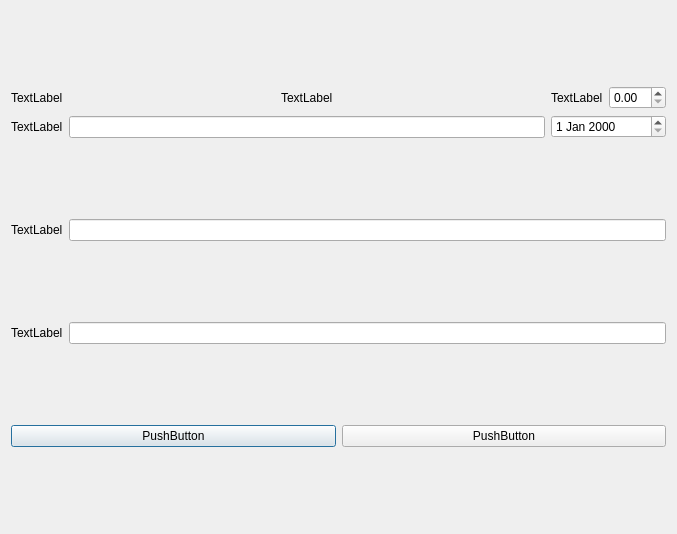
Old version of the form Python/QtCreateProjectPage2Dialog.ui in the repository foxking0416/HuachunDailyReport2024.
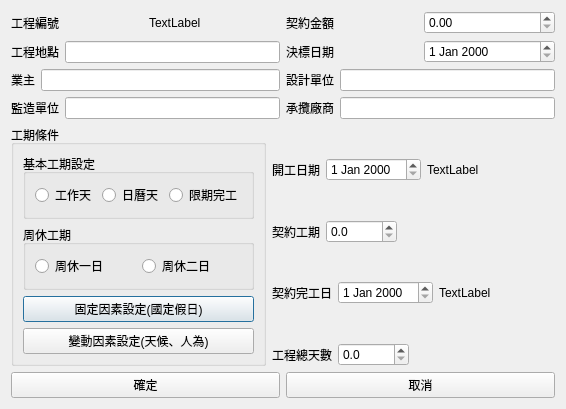
New version of the form.

```diff
--- a/Python/QtCreateProjectPage2Dialog.ui
+++ b/Python/QtCreateProjectPage2Dialog.ui
@@ -6,8 +6,8 @@
    <rect>
     <x>0</x>
     <y>0</y>
-    <width>677</width>
-    <height>534</height>
+    <width>566</width>
+    <height>367</height>
    </rect>
   </property>
   <property name="windowTitle">
@@ -23,7 +23,7 @@
          <item>
           <widget class="QLabel" name="label_5">
            <property name="text">
-            <string>TextLabel</string>
+            <string>工程編號</string>
            </property>
           </widget>
          </item>
@@ -41,12 +41,40 @@
          <item>
           <widget class="QLabel" name="label_4">
            <property name="text">
-            <string>TextLabel</string>
+            <string>工程地點</string>
            </property>
           </widget>
          </item>
          <item>
-          <widget class="QLineEdit" name="lineEdit"/>
+          <widget class="QLineEdit" name="qtLocationLineEdit"/>
+         </item>
+        </layout>
+       </item>
+       <item>
+        <layout class="QHBoxLayout" name="horizontalLayout_9">
+         <item>
+          <widget class="QLabel" name="label_7">
+           <property name="text">
+            <string>業主</string>
+           </property>
+          </widget>
+         </item>
+         <item>
+          <widget class="QLineEdit" name="qtOwnerLineEdit"/>
+         </item>
+        </layout>
+       </item>
+       <item>
+        <layout class="QHBoxLayout" name="horizontalLayout_10">
+         <item>
+          <widget class="QLabel" name="label_8">
+           <property name="text">
+            <string>監造單位</string>
+           </property>
+          </widget>
+         </item>
+         <item>
+          <widget class="QLineEdit" name="lineEdit_5"/>
          </item>
         </layout>
        </item>
@@ -59,7 +87,7 @@
          <item>
           <widget class="QLabel" name="label_6">
            <property name="text">
-            <string>TextLabel</string>
+            <string>契約金額</string>
            </property>
           </widget>
          </item>
@@ -70,11 +98,46 @@
        </item>
        <item>
         <layout class="QHBoxLayout" name="horizontalLayout_8">
+         <item>
+          <widget class="QLabel" name="label_11">
+           <property name="text">
+            <string>決標日期</string>
+           </property>
+          </widget>
+         </item>
          <item>
           <widget class="QDateEdit" name="dateEdit"/>
          </item>
         </layout>
        </item>
+       <item>
+        <layout class="QHBoxLayout" name="horizontalLayout_11">
+         <item>
+          <widget class="QLabel" name="label_9">
+           <property name="text">
+            <string>設計單位</string>
+           </property>
+          </widget>
+         </item>
+         <item>
+          <widget class="QLineEdit" name="qtDesignerLineEdit"/>
+         </item>
+        </layout>
+       </item>
+       <item>
+        <layout class="QHBoxLayout" name="horizontalLayout_12">
+         <item>
+          <widget class="QLabel" name="label_10">
+           <property name="text">
+            <string>承攬廠商</string>
+           </property>
+          </widget>
+         </item>
+         <item>
+          <widget class="QLineEdit" name="lineEdit_7"/>
+         </item>
+        </layout>
+       </item>
       </layout>
      </item>
     </layout>
@@ -82,28 +145,220 @@
    <item>
     <layout class="QHBoxLayout" name="horizontalLayout_2">
      <item>
-      <widget class="QLabel" name="label_2">
-       <property name="text">
-        <string>TextLabel</string>
+      <widget class="QGroupBox" name="groupBox">
+       <property name="title">
+        <string>工期條件</string>
        </property>
+       <layout class="QVBoxLayout" name="verticalLayout_5">
+        <item>
+         <widget class="QGroupBox" name="groupBox_2">
+          <property name="title">
+           <string>基本工期設定</string>
+          </property>
+          <layout class="QHBoxLayout" name="horizontalLayout_17">
+           <item>
+            <widget class="QRadioButton" name="qtWorkingDayRadioButton">
+             <property name="text">
+              <string>工作天</string>
+             </property>
+            </widget>
+           </item>
+           <item>
+            <widget class="QRadioButton" name="qtCalendarDayRadioButton">
+             <property name="text">
+              <string>日曆天</string>
+             </property>
+            </widget>
+           </item>
+           <item>
+            <widget class="QRadioButton" name="qtFixedDeadlineRadioButton">
+             <property name="text">
+              <string>限期完工</string>
+             </property>
+            </widget>
+           </item>
+          </layout>
+         </widget>
+        </item>
+        <item>
+         <widget class="QGroupBox" name="groupBox_3">
+          <property name="title">
+           <string>周休工期</string>
+          </property>
+          <layout class="QHBoxLayout" name="horizontalLayout_16">
+           <item>
+            <widget class="QRadioButton" name="qtOneDayOffRadioButton">
+             <property name="text">
+              <string>周休一日</string>
+             </property>
+            </widget>
+           </item>
+           <item>
+            <widget class="QRadioButton" name="qtTwoDayOffRadioButton">
+             <property name="text">
+              <string>周休二日</string>
+             </property>
+            </widget>
+           </item>
+          </layout>
+         </widget>
+        </item>
+        <item>
+         <widget class="QPushButton" name="qtConstantConditionSettingPushButton">
+          <property name="text">
+           <string>固定因素設定(國定假日)</string>
+          </property>
+         </widget>
+        </item>
+        <item>
+         <widget class="QPushButton" name="qtVariableConditionSettingPushButton">
+          <property name="text">
+           <string>變動因素設定(天候、人為)</string>
+          </property>
+         </widget>
+        </item>
+       </layout>
       </widget>
      </item>
      <item>
-      <widget class="QLineEdit" name="lineEdit_2"/>
-     </item>
-    </layout>
-   </item>
-   <item>
-    <layout class="QHBoxLayout" name="horizontalLayout_3">
-     <item>
-      <widget class="QLabel" name="label_3">
-       <property name="text">
-        <string>TextLabel</string>
-       </property>
-      </widget>
-     </item>
-     <item>
-      <widget class="QLineEdit" name="lineEdit_3"/>
+      <layout class="QVBoxLayout" name="verticalLayout_4">
+       <item>
+        <layout class="QHBoxLayout" name="horizontalLayout_3">
+         <item>
+          <widget class="QLabel" name="label_2">
+           <property name="text">
+            <string>開工日期</string>
+           </property>
+          </widget>
+         </item>
+         <item>
+          <widget class="QDateEdit" name="qtStartDateEdit"/>
+         </item>
+         <item>
+          <widget class="QLabel" name="label_14">
+           <property name="text">
+            <string>TextLabel</string>
+           </property>
+          </widget>
+         </item>
+         <item>
+          <spacer name="horizontalSpacer_3">
+           <property name="orientation">
+            <enum>Qt::Horizontal</enum>
+           </property>
+           <property name="sizeHint" stdset="0">
+            <size>
+             <width>40</width>
+             <height>20</height>
+            </size>
+           </property>
+          </spacer>
+         </item>
+        </layout>
+       </item>
+       <item>
+        <layout class="QHBoxLayout" name="horizontalLayout_13">
+         <item>
+          <widget class="QLabel" name="label_3">
+           <property name="text">
+            <string>契約工期</string>
+           </property>
+          </widget>
+         </item>
+         <item>
+          <widget class="QDoubleSpinBox" name="doubleSpinBox_2">
+           <property name="decimals">
+            <number>1</number>
+           </property>
+           <property name="maximum">
+            <double>10000.000000000000000</double>
+           </property>
+          </widget>
+         </item>
+         <item>
+          <spacer name="horizontalSpacer_2">
+           <property name="orientation">
+            <enum>Qt::Horizontal</enum>
+           </property>
+           <property name="sizeHint" stdset="0">
+            <size>
+             <width>40</width>
+             <height>20</height>
+            </size>
+           </property>
+          </spacer>
+         </item>
+        </layout>
+       </item>
+       <item>
+        <layout class="QHBoxLayout" name="horizontalLayout_14">
+         <item>
+          <widget class="QLabel" name="label_12">
+           <property name="text">
+            <string>契約完工日</string>
+           </property>
+          </widget>
+         </item>
+         <item>
+          <widget class="QDateEdit" name="dateEdit_3"/>
+         </item>
+         <item>
+          <widget class="QLabel" name="label_15">
+           <property name="text">
+            <string>TextLabel</string>
+           </property>
+          </widget>
+         </item>
+         <item>
+          <spacer name="horizontalSpacer_4">
+           <property name="orientation">
+            <enum>Qt::Horizontal</enum>
+           </property>
+           <property name="sizeHint" stdset="0">
+            <size>
+             <width>40</width>
+             <height>20</height>
+            </size>
+           </property>
+          </spacer>
+         </item>
+        </layout>
+       </item>
+       <item>
+        <layout class="QHBoxLayout" name="horizontalLayout_15">
+         <item>
+          <widget class="QLabel" name="label_13">
+           <property name="text">
+            <string>工程總天數</string>
+           </property>
+          </widget>
+         </item>
+         <item>
+          <widget class="QDoubleSpinBox" name="doubleSpinBox_3">
+           <property name="decimals">
+            <number>1</number>
+           </property>
+           <property name="maximum">
+            <double>10000.000000000000000</double>
+           </property>
+          </widget>
+         </item>
+         <item>
+          <spacer name="horizontalSpacer">
+           <property name="orientation">
+            <enum>Qt::Horizontal</enum>
+           </property>
+           <property name="sizeHint" stdset="0">
+            <size>
+             <width>40</width>
+             <height>20</height>
+            </size>
+           </property>
+          </spacer>
+         </item>
+        </layout>
+       </item>
+      </layout>
      </item>
     </layout>
    </item>
@@ -112,14 +367,14 @@
      <item>
       <widget class="QPushButton" name="pushButton">
        <property name="text">
-        <string>PushButton</string>
+        <string>確定</string>
        </property>
       </widget>
      </item>
      <item>
       <widget class="QPushButton" name="pushButton_2">
        <property name="text">
-        <string>PushButton</string>
+        <string>取消</string>
        </property>
       </widget>
      </item>
```
Left out of the diff: 4 changed lines with no effect on the pictures.
